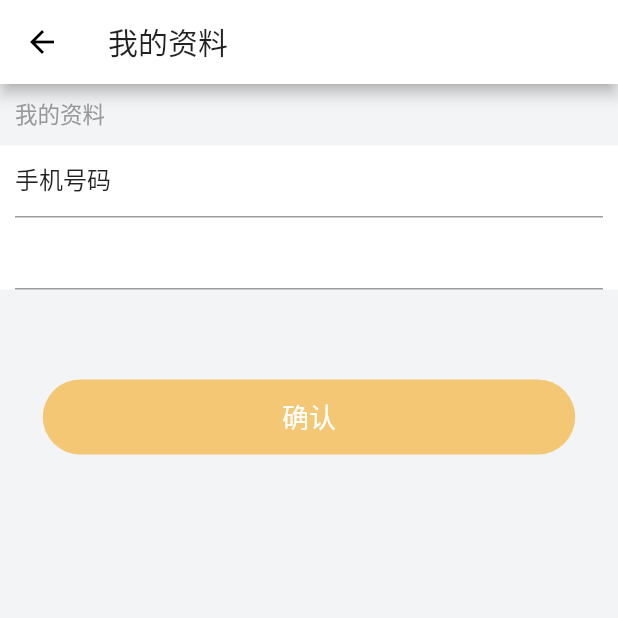
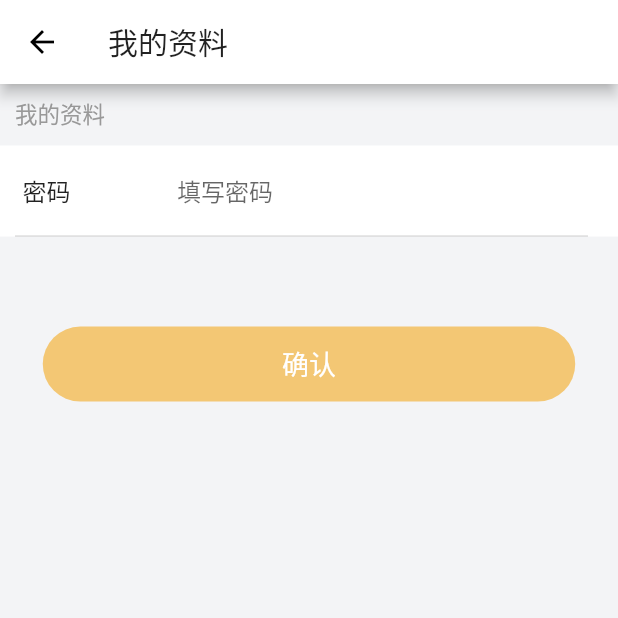
Before and after one commit to Ljhhhhhh/flutter_mall, a Flutter app: the UserinfoWidget screen opened by its route, on a phone screen of 412 x 824 dp, the top half of it. Run offline on Flutter 3.47's test engine with Material 2 defaults, Android fonts, the phone set to English and light mode, and no system bars; our stand-ins replace cached_network_image, connectivity, dio, flutter_cache_manager; missing offline and left inert: dim, dim_example; network calls fail.

Commit message:
个人资料

```diff
--- /dev/null
+++ b/lib/components/edit_view.dart
@@ -0,0 +1,62 @@
+import 'package:flutter/material.dart';
+
+// import 'package:dim_example/tools/wechat_flutter.dart';
+
+class EditView extends StatelessWidget {
+  final String label;
+  final String hint;
+  final TextEditingController controller;
+  final Color bottomLineColor;
+  final FocusNode focusNode;
+  final GestureTapCallback onTap;
+  final ValueChanged<String> onChanged;
+
+  EditView(
+      {this.label,
+      this.hint,
+      this.controller,
+      this.bottomLineColor,
+      this.focusNode,
+      this.onTap,
+      this.onChanged});
+
+  @override
+  double winWidth(BuildContext context) {
+    return MediaQuery.of(context).size.width;
+  }
+
+  Widget build(BuildContext context) {
+    var row = new Row(
+      children: <Widget>[
+        new Container(
+          width: winWidth(context) * 0.25,
+          alignment: Alignment.centerLeft,
+          child: new Text(label ?? '',
+              style: TextStyle(fontSize: 16.0, fontWeight: FontWeight.w400)),
+        ),
+        new Expanded(
+          child: new TextField(
+            style: TextStyle(textBaseline: TextBaseline.alphabetic),
+            controller: controller,
+            focusNode: focusNode,
+            decoration:
+                InputDecoration(hintText: hint ?? '', border: InputBorder.none),
+            onTap: onTap ?? () {},
+            onChanged: onChanged ?? (str) {},
+          ),
+        ),
+      ],
+    );
+
+    return new Container(
+      padding: EdgeInsets.symmetric(horizontal: 5.0, vertical: 6.0),
+      margin: EdgeInsets.only(right: 10.0),
+      decoration: BoxDecoration(
+          border: Border(
+              bottom: BorderSide(
+                  color: bottomLineColor ?? Colors.grey,
+                  width: bottomLineColor == null ? 0.3 : 0.7))),
+      child: row,
+    );
+  }
+}
--- a/lib/userInfo.dart
+++ b/lib/userInfo.dart
@@ -1,4 +1,5 @@
 import 'package:flutter/material.dart';
+import 'package:flutter_mall/components/edit_view.dart';
 
 class UserinfoWidget extends StatefulWidget {
   @override
@@ -9,6 +10,8 @@ class UserinfoWidget extends StatefulWidget {
 
 class UserinfoWidgetState extends State<UserinfoWidget> {
   final _formKey = GlobalKey<FormState>();
+  FocusNode pWF = new FocusNode();
+  TextEditingController pWC = new TextEditingController();
   @override
   Widget build(BuildContext context) {
     return Scaffold(
@@ -57,19 +60,33 @@ class UserinfoWidgetState extends State<UserinfoWidget> {
                     //   ),
                     // ),
                     // https://github.com/fluttercandies/wechat_flutter/blob/master/lib/ui/view/edit_view.dart
-                    TextFormField(
-                      decoration: new InputDecoration(
-                        prefixIcon: Container(
-                          alignment: Alignment.centerLeft,
-                          // mainAxisAlignment: MainAxisAlignment.center,
-                          child: Text('手机号码 ', style: TextStyle(fontSize: 16, height: 1),)
-                        ),
-                    ),),
-                    TextFormField(
-                      decoration: new InputDecoration(
-                        prefix: Text('姓名 '),
-                        focusColor: Colors.red
-                    ),),
+                    // EditView()
+                    new EditView(
+                      label: '密码',
+                      hint: '填写密码',
+                      controller: pWC,
+                      focusNode: pWF,
+                      bottomLineColor: pWF.hasFocus
+                          ? Colors.green
+                          : Colors.grey.withOpacity(0.5),
+                      onTap: () => setState(() {}),
+                      onChanged: (str) {
+                        setState(() {});
+                      },
+                    ),
+                    // TextFormField(
+                    //   decoration: new InputDecoration(
+                    //     prefixIcon: Container(
+                    //       alignment: Alignment.centerLeft,
+                    //       // mainAxisAlignment: MainAxisAlignment.center,
+                    //       child: Text('手机号码 ', style: TextStyle(fontSize: 16, height: 1),)
+                    //     ),
+                    // ),),
+                    // TextFormField(
+                    //   decoration: new InputDecoration(
+                    //     prefix: Text('姓名 '),
+                    //     focusColor: Colors.red
+                    // ),),
 
                     // TextFormField(
                     //   decoration: const InputDecoration(
```
Also changed, not shown: lib/components/input.dart (added, +35 -0 lines), pubspec.lock.
